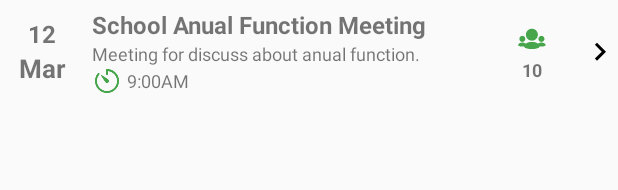
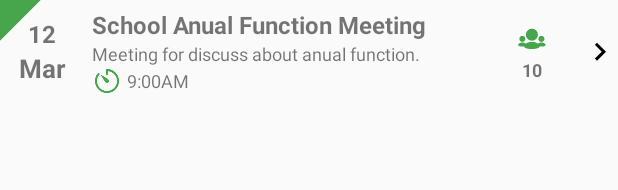
Before and after one commit to EdbrixDeveloper/ConnectBrix, an Android app: the layout item_meeting_list.xml on its own in the app's theme, with its tools: preview values and no code run, on a phone screen of 412 x 824 dp. Shown: the top 190 px of the screen. Run offline under Robolectric (Android 15) with nearby library versions, the phone set to English and light mode, and no system bars; network calls fail.

Commit message:
changes in design of calendar meeting view by pranav 20062019

```diff
--- a/app/src/main/java/com/edbrix/connectbrix/adapters/SchoolExpListAdapter.java
+++ b/app/src/main/java/com/edbrix/connectbrix/adapters/SchoolExpListAdapter.java
@@ -94,9 +94,9 @@ public class SchoolExpListAdapter extends BaseExpandableListAdapter {
         textViewMeetingTime.setText(meetingTime[1] + " " + meetingTime[2]);
         textViewPartycipentCount.setText(userMeeting.getMeetingParticipantsCount());
 
-        /*if (userMeeting.getIsHost() == 0) {
+        if (userMeeting.getIsHost() == 0) {
             myMeetingList.setBackground(null);
-        }*/
+        }
 
         return convertView;
     }
--- a/app/src/main/res/layout-large-land/activity_school_list_item.xml
+++ b/app/src/main/res/layout-large-land/activity_school_list_item.xml
@@ -55,6 +55,8 @@
                 android:layout_marginLeft="5dp"
                 android:text="School Anual Function Meeting"
                 android:textSize="16dp"
+                android:ellipsize="end"
+                android:maxLines="1"
                 android:textStyle="bold" />
 
             <TextView
@@ -62,6 +64,8 @@
                 android:layout_width="match_parent"
                 android:layout_height="wrap_content"
                 android:layout_marginLeft="5dp"
+                android:ellipsize="end"
+                android:maxLines="1"
                 android:text="Meeting for discuss about anual function."
                 android:textSize="12dp" />
 
--- a/app/src/main/res/layout-large-land/item_meeting_list.xml
+++ b/app/src/main/res/layout-large-land/item_meeting_list.xml
@@ -17,6 +17,7 @@
             android:layout_height="match_parent"
             android:layout_weight="0"
             android:gravity="center"
+            android:background="@drawable/trangle_shape"
             android:orientation="vertical">
 
             <TextView
@@ -56,6 +57,8 @@
                 android:layout_marginLeft="5dp"
                 android:text="School Anual Function Meeting"
                 android:textSize="16dp"
+                android:ellipsize="end"
+                android:maxLines="1"
                 android:textStyle="bold" />
 
             <TextView
@@ -64,6 +67,8 @@
                 android:layout_height="wrap_content"
                 android:layout_marginLeft="5dp"
                 android:text="Meeting for discuss about anual function."
+                android:ellipsize="end"
+                android:maxLines="1"
                 android:textSize="12dp" />
 
             <LinearLayout
--- a/app/src/main/res/layout-large/activity_school_list_item.xml
+++ b/app/src/main/res/layout-large/activity_school_list_item.xml
@@ -55,6 +55,8 @@
                 android:layout_marginLeft="5dp"
                 android:text="School Anual Function Meeting"
                 android:textSize="16dp"
+                android:ellipsize="end"
+                android:maxLines="1"
                 android:textStyle="bold" />
 
             <TextView
@@ -62,6 +64,8 @@
                 android:layout_width="match_parent"
                 android:layout_height="wrap_content"
                 android:layout_marginLeft="5dp"
+                android:ellipsize="end"
+                android:maxLines="1"
                 android:text="Meeting for discuss about anual function."
                 android:textSize="12dp" />
 
--- a/app/src/main/res/layout-large/item_meeting_list.xml
+++ b/app/src/main/res/layout-large/item_meeting_list.xml
@@ -17,6 +17,7 @@
             android:layout_height="match_parent"
             android:layout_weight="0"
             android:gravity="center"
+            android:background="@drawable/trangle_shape"
             android:orientation="vertical">
 
             <TextView
@@ -56,6 +57,8 @@
                 android:layout_marginLeft="5dp"
                 android:text="School Anual Function Meeting"
                 android:textSize="16dp"
+                android:ellipsize="end"
+                android:maxLines="1"
                 android:textStyle="bold" />
 
             <TextView
@@ -64,6 +67,8 @@
                 android:layout_height="wrap_content"
                 android:layout_marginLeft="5dp"
                 android:text="Meeting for discuss about anual function."
+                android:ellipsize="end"
+                android:maxLines="1"
                 android:textSize="12dp" />
 
             <LinearLayout
--- a/app/src/main/res/layout-xlarge-land/activity_school_list_item.xml
+++ b/app/src/main/res/layout-xlarge-land/activity_school_list_item.xml
@@ -55,6 +55,8 @@
                 android:layout_marginLeft="5dp"
                 android:text="School Anual Function Meeting"
                 android:textSize="22dp"
+                android:ellipsize="end"
+                android:maxLines="1"
                 android:textStyle="bold" />
 
             <TextView
@@ -62,6 +64,8 @@
                 android:layout_width="match_parent"
                 android:layout_height="wrap_content"
                 android:layout_marginLeft="5dp"
+                android:ellipsize="end"
+                android:maxLines="1"
                 android:text="Meeting for discuss about anual function."
                 android:textSize="19dp" />
 
--- a/app/src/main/res/layout-xlarge-land/item_meeting_list.xml
+++ b/app/src/main/res/layout-xlarge-land/item_meeting_list.xml
@@ -17,6 +17,7 @@
             android:layout_height="match_parent"
             android:layout_weight="0"
             android:gravity="center"
+            android:background="@drawable/trangle_shape"
             android:orientation="vertical">
 
             <TextView
@@ -56,6 +57,8 @@
                 android:layout_marginLeft="5dp"
                 android:text="School Anual Function Meeting"
                 android:textSize="16dp"
+                android:ellipsize="end"
+                android:maxLines="1"
                 android:textStyle="bold" />
 
             <TextView
@@ -63,6 +66,8 @@
                 android:layout_width="match_parent"
                 android:layout_height="wrap_content"
                 android:layout_marginLeft="5dp"
+                android:ellipsize="end"
+                android:maxLines="1"
                 android:text="Meeting for discuss about anual function."
                 android:textSize="12dp" />
 
--- a/app/src/main/res/layout-xlarge/activity_school_list_item.xml
+++ b/app/src/main/res/layout-xlarge/activity_school_list_item.xml
@@ -54,6 +54,8 @@
                 android:layout_marginLeft="5dp"
                 android:text="School Anual Function Meeting"
                 android:textSize="22dp"
+                android:ellipsize="end"
+                android:maxLines="1"
                 android:textStyle="bold" />
 
             <TextView
@@ -61,6 +63,8 @@
                 android:layout_width="match_parent"
                 android:layout_height="wrap_content"
                 android:layout_marginLeft="5dp"
+                android:ellipsize="end"
+                android:maxLines="1"
                 android:text="Meeting for discuss about anual function."
                 android:textSize="19dp" />
 
--- a/app/src/main/res/layout-xlarge/item_meeting_list.xml
+++ b/app/src/main/res/layout-xlarge/item_meeting_list.xml
@@ -17,6 +17,7 @@
             android:layout_height="match_parent"
             android:layout_weight="0"
             android:gravity="center"
+            android:background="@drawable/trangle_shape"
             android:orientation="vertical">
 
             <TextView
@@ -56,6 +57,8 @@
                 android:layout_marginLeft="5dp"
                 android:text="School Anual Function Meeting"
                 android:textSize="16dp"
+                android:ellipsize="end"
+                android:maxLines="1"
                 android:textStyle="bold" />
 
             <TextView
@@ -64,6 +67,8 @@
                 android:layout_height="wrap_content"
                 android:layout_marginLeft="5dp"
                 android:text="Meeting for discuss about anual function."
+                android:ellipsize="end"
+                android:maxLines="1"
                 android:textSize="12dp" />
 
             <LinearLayout
--- a/app/src/main/res/layout/activity_school_list_item.xml
+++ b/app/src/main/res/layout/activity_school_list_item.xml
@@ -54,6 +54,8 @@
                 android:layout_marginLeft="5dp"
                 android:text="School Anual Function Meeting"
                 android:textSize="16dp"
+                android:ellipsize="end"
+                android:maxLines="1"
                 android:textStyle="bold" />
 
             <TextView
@@ -62,6 +64,8 @@
                 android:layout_height="wrap_content"
                 android:layout_marginLeft="5dp"
                 android:text="Meeting for discuss about anual function."
+                android:ellipsize="end"
+                android:maxLines="1"
                 android:textSize="12dp" />
 
             <LinearLayout
--- a/app/src/main/res/layout/item_meeting_list.xml
+++ b/app/src/main/res/layout/item_meeting_list.xml
@@ -17,6 +17,7 @@
             android:layout_height="match_parent"
             android:layout_weight="0"
             android:gravity="center"
+            android:background="@drawable/trangle_shape"
             android:orientation="vertical">
 
             <TextView
@@ -55,6 +56,8 @@
                 android:layout_marginLeft="5dp"
                 android:text="School Anual Function Meeting"
                 android:textSize="16dp"
+                android:ellipsize="end"
+                android:maxLines="1"
                 android:textStyle="bold" />
 
             <TextView
@@ -63,6 +66,8 @@
                 android:layout_height="wrap_content"
                 android:layout_marginLeft="5dp"
                 android:text="Meeting for discuss about anual function."
+                android:ellipsize="end"
+                android:maxLines="1"
                 android:textSize="12dp" />
 
             <LinearLayout
```
